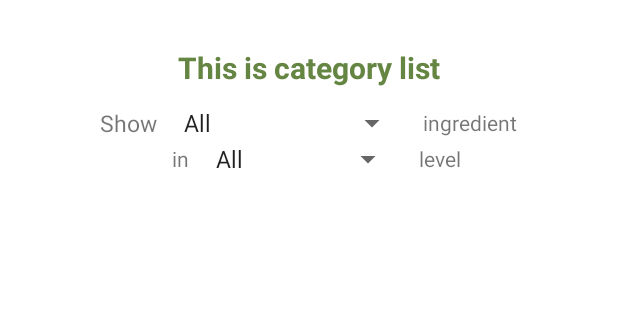
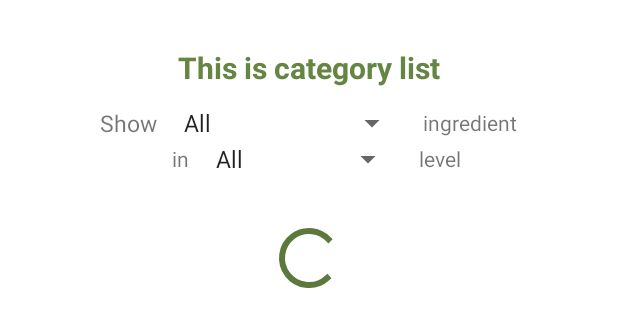
Before and after one commit to ETS-Android3/Detox, an Android app: the layout fragment_categorylist.xml on its own in the app's theme, with its tools: preview values and no code run, on a phone screen of 412 x 824 dp. Shown: the top 327 px of the screen. Run offline under Robolectric (Android 15) with nearby library versions, the phone set to English and light mode, and no system bars.

Commit message:
loading bar

```diff
--- a/app/src/main/AndroidManifest.xml
+++ b/app/src/main/AndroidManifest.xml
@@ -8,7 +8,7 @@
         android:allowBackup="true"
         android:icon="@drawable/logo"
         android:label="@string/app_name"
-        android:roundIcon="@drawable/logo"
+        android:roundIcon="@drawable/circle_cropped"
         android:supportsRtl="true"
         android:theme="@style/AppTheme">
         <activity android:name=".MainActivity">
--- a/app/src/main/res/layout/fragment_categorylist.xml
+++ b/app/src/main/res/layout/fragment_categorylist.xml
@@ -71,7 +71,12 @@
 <!--            android:gravity="center"-->
 <!--            android:background="@drawable/et_background"-->
 <!--            android:text="This area will be replaced by a function bar" />-->
-
+    <ProgressBar
+        android:id="@+id/progress_category"
+        android:layout_width="wrap_content"
+        android:layout_height="wrap_content"
+        android:layout_marginVertical="20dp"
+        android:layout_gravity="center" />
 
     <androidx.appcompat.widget.LinearLayoutCompat
         android:layout_width="match_parent"
--- a/app/src/main/res/layout/fragment_search.xml
+++ b/app/src/main/res/layout/fragment_search.xml
@@ -42,6 +42,12 @@
             android:hint="Search" />
     </androidx.appcompat.widget.LinearLayoutCompat>
 
+    <ProgressBar
+        android:id="@+id/progress_circular"
+        android:layout_width="wrap_content"
+        android:layout_height="wrap_content"
+        android:layout_gravity="center" />
+
 
         <androidx.recyclerview.widget.RecyclerView
             android:id="@+id/recySearch"
```
Also changed, not shown: app/src/main/java/com/example/tp33_detoxers/fragment/CategoryListFragment.java (+12 -1 lines), app/src/main/java/com/example/tp33_detoxers/fragment/SearchFragment.java (+23 -11 lines), app/src/main/res/drawable/circle_cropped.png (added).
